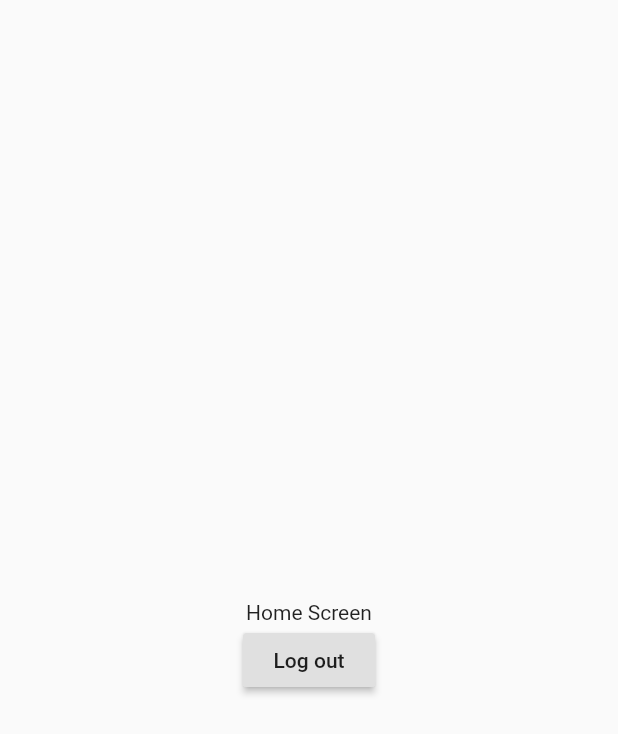
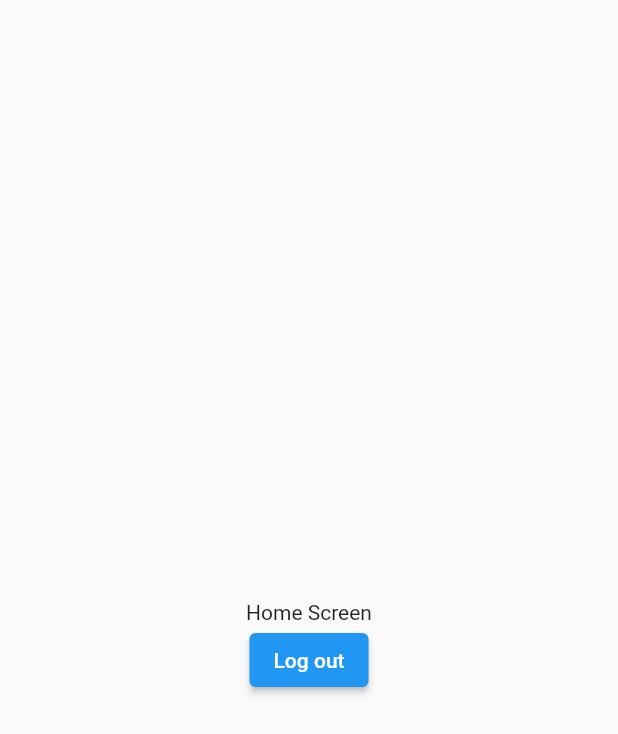
Before and after one commit to codeReview-youtube/flutter-auth-rest, a Flutter app: the HomeScreen screen opened by its route, on a phone screen of 412 x 824 dp. Shown: the top 734 px of the screen. Run offline on Flutter 3.47's test engine with Material 2 defaults, Android fonts, the phone set to English and light mode, and no system bars; our stand-ins replace rxdart; missing offline and left inert: flutter_session.

Commit message:
migrate some deprecated code on flutter 3

```diff
--- a/lib/src/blocs/form_bloc.dart
+++ b/lib/src/blocs/form_bloc.dart
@@ -30,14 +30,15 @@ class FormBloc with ValidationMixin {
   Stream<String> get errorMessage => _errorMessage.stream;
 
   Stream<bool> get submitValidForm => Rx.combineLatest3(
-        email,
-        password,
-        errorMessage,
-        (e, p, er) => true,
-      );
+    email,
+    password,
+    errorMessage,
+    (e, p, er) => true,
+  );
 
-  var authInfo;
-  // rgister
+  AuthService authInfo;
+
+  // register
   dynamic register(BuildContext context) async {
     authInfo = AuthService();
 
--- a/lib/src/providers/provider.dart
+++ b/lib/src/providers/provider.dart
@@ -14,6 +14,6 @@ class Provider extends InheritedWidget {
   }
 
   static FormBloc of(BuildContext context) {
-    return (context.inheritFromWidgetOfExactType(Provider) as Provider).bloc;
+    return (context.dependOnInheritedWidgetOfExactType<Provider>()).bloc;
   }
 }
--- a/lib/src/screens/forgot_password.dart
+++ b/lib/src/screens/forgot_password.dart
@@ -1,4 +1,5 @@
 import 'package:flutter/material.dart';
+import 'package:flutter/services.dart';
 
 class ForgotPassword extends StatelessWidget {
 // render
@@ -7,9 +8,8 @@ class ForgotPassword extends StatelessWidget {
     return Scaffold(
       appBar: AppBar(
         backgroundColor: Colors.white,
-        brightness: Brightness.light,
         iconTheme: IconThemeData(color: Colors.black),
-        elevation: 0,
+        elevation: 0, systemOverlayStyle: SystemUiOverlayStyle.dark,
       ),
       body: Center(
         child: Container(
--- a/lib/src/screens/home_screen.dart
+++ b/lib/src/screens/home_screen.dart
@@ -12,7 +12,7 @@ class HomeScreen extends StatelessWidget {
           child: Column(
             children: [
               Text('Home Screen'),
-              RaisedButton(
+              ElevatedButton(
                 child: Text('Log out'),
                 onPressed: () {
                   Navigator.popAndPushNamed(context, '/login');
--- a/lib/src/services/auth_service.dart
+++ b/lib/src/services/auth_service.dart
@@ -52,7 +52,7 @@ class AuthService {
 
 class _AuthData {
   String token, refreshToken, clientId;
-  _AuthData(this.token, this.refreshToken, {this.clientId});
+  _AuthData(this.token, this.refreshToken);
 
   // toJson
   // required by Session lib
```
Also changed, not shown: lib/src/screens/login_demo.dart (+26 -8 lines), lib/src/screens/login_screen.dart (+10 -8 lines), lib/src/screens/signup_screen.dart (+11 -9 lines), pubspec.lock.
